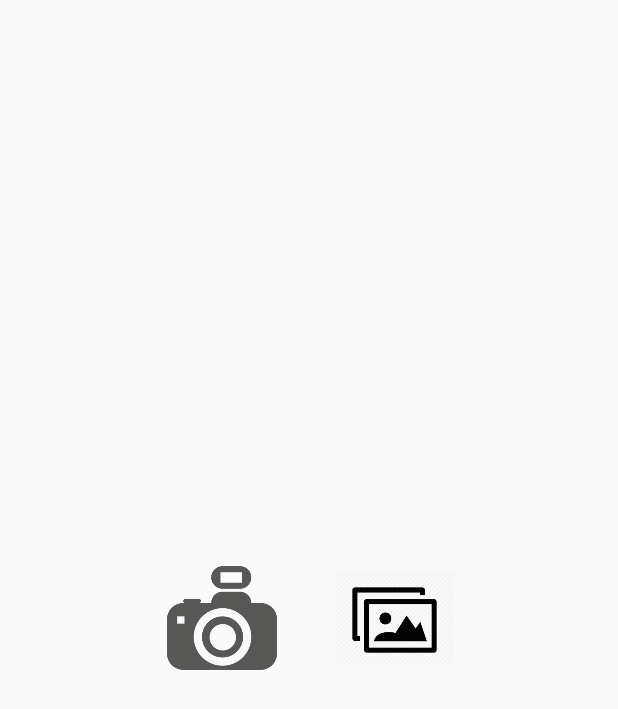
After one commit to skm2408/Notes, an Android app: the layout alert_options.xml on its own in the app's theme, with its tools: preview values and no code run, on a phone screen of 412 x 824 dp. The commit adds this screen. Shown: the top 709 px of the screen. Run offline under Robolectric (Android 15) with nearby library versions, the phone set to English and light mode, and no system bars.

Commit message:
Added Image pickur through camera and resolved some minor issues

```diff
--- a/app/src/main/AndroidManifest.xml
+++ b/app/src/main/AndroidManifest.xml
@@ -6,6 +6,7 @@
     <uses-permission android:name="android.permission.RECORD_AUDIO"/>
     <uses-permission android:name="android.permission.WRITE_EXTERNAL_STORAGE"/>
     <uses-permission android:name="android.permission.READ_EXTERNAL_STORAGE"/>
+    <uses-permission android:name="android.permission.CAMERA"/>
     <application
         android:allowBackup="true"
         android:icon="@drawable/ic_launcher_my_project"
--- a/app/src/main/java/com/example/shubhammishra/notes/Adapters/SnapsAdapter.kt
+++ b/app/src/main/java/com/example/shubhammishra/notes/Adapters/SnapsAdapter.kt
@@ -94,7 +94,7 @@ class SnapsAdapter(var snapList: ArrayList<Snaps>) : RecyclerView.Adapter<SnapsA
         alertDialog.setCancelable(false)
         mView.alertTitle.setText(snaps.title, TextView.BufferType.EDITABLE)
         mView.alertMessage.setText(snaps.description, TextView.BufferType.EDITABLE)
-        Picasso.get().load(snaps.imgUrl).placeholder(R.drawable.load_image).into(mView.alertImage)
+        Picasso.get().load(snaps.imgUrl).placeholder(R.drawable.load_image).fit().centerInside().into(mView.alertImage)
         alertDialog.setButton(AlertDialog.BUTTON_POSITIVE,"Save",object:DialogInterface.OnClickListener{
             override fun onClick(dialog: DialogInterface?, which: Int) {
                 val title=mView.alertTitle.text.toString()
--- /dev/null
+++ b/app/src/main/res/layout/alert_options.xml
@@ -0,0 +1,29 @@
+<?xml version="1.0" encoding="utf-8"?>
+<FrameLayout xmlns:android="http://schemas.android.com/apk/res/android"
+    android:layout_width="match_parent"
+    android:layout_height="match_parent"
+    android:layout_gravity="center">
+
+    <LinearLayout
+        android:layout_width="wrap_content"
+        android:elevation="7dp"
+        android:layout_height="wrap_content"
+        android:layout_gravity="center">
+
+        <ImageView
+            android:id="@+id/camera_options"
+            android:layout_width="100dp"
+            android:layout_height="100dp"
+            android:padding="10dp"
+            android:scaleType="centerInside"
+            android:src="@drawable/option_camera" />
+
+        <ImageView
+            android:id="@+id/gallery_options"
+            android:layout_width="100dp"
+            android:layout_height="100dp"
+            android:layout_marginLeft="15dp"
+            android:padding="10dp"
+            android:src="@drawable/option_gallery" />
+    </LinearLayout>
+</FrameLayout>
```
Also changed, not shown: app/src/main/java/com/example/shubhammishra/notes/MainActivity.kt (+78 -39 lines), app/src/main/res/drawable-hdpi/option_camera.png (added), app/src/main/res/drawable-hdpi/option_gallery.png (added), app/src/main/res/drawable-mdpi/option_camera.png (added), app/src/main/res/drawable-mdpi/option_gallery.png (added), app/src/main/res/drawable-xhdpi/option_camera.png (added), app/src/main/res/drawable-xhdpi/option_gallery.png (added), app/src/main/res/drawable-xxhdpi/option_camera.png (added), app/src/main/res/drawable-xxhdpi/option_gallery.png (added), app/src/main/res/drawable-xxxhdpi/option_camera.png (added), app/src/main/res/drawable-xxxhdpi/option_gallery.png (added).
